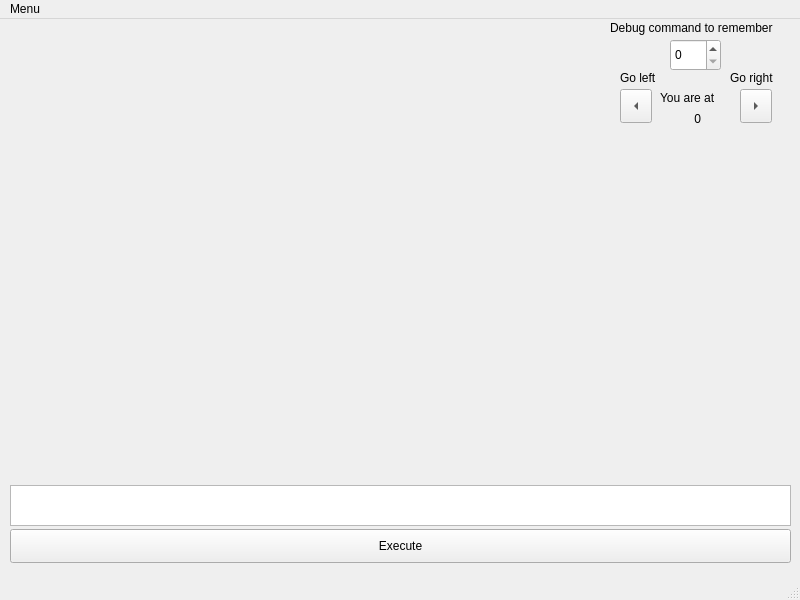
Old version of the form gui/concept.ui in the repository wojciechmadry/cpu6502emulator.
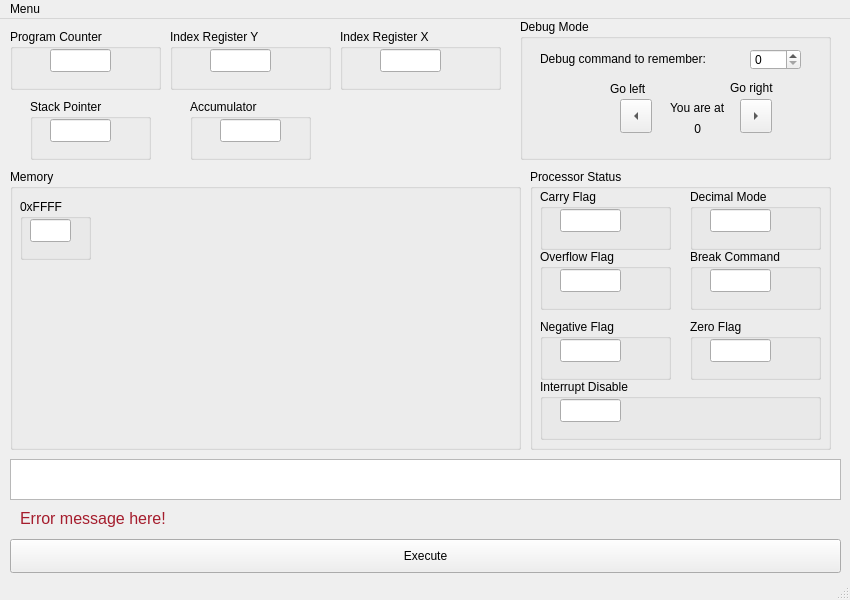
New version of the form. Icons and pictures are not drawn.

Commit message: Add new feature (new buttons, labels etc.) to gui. TODO: Implement memory view

Patch:
```diff
--- a/gui/concept.ui
+++ b/gui/concept.ui
@@ -12,7 +12,7 @@
    <rect>
     <x>0</x>
     <y>0</y>
-    <width>800</width>
+    <width>850</width>
     <height>600</height>
    </rect>
   </property>
@@ -24,13 +24,13 @@
   </property>
   <property name="minimumSize">
    <size>
-    <width>800</width>
+    <width>850</width>
     <height>600</height>
    </size>
   </property>
   <property name="maximumSize">
    <size>
-    <width>800</width>
+    <width>850</width>
     <height>600</height>
    </size>
   </property>
@@ -55,8 +55,8 @@
     <property name="geometry">
      <rect>
       <x>10</x>
-      <y>510</y>
-      <width>781</width>
+      <y>520</y>
+      <width>831</width>
       <height>34</height>
      </rect>
     </property>
@@ -68,8 +68,8 @@
     <property name="geometry">
      <rect>
       <x>10</x>
-      <y>466</y>
-      <width>781</width>
+      <y>440</y>
+      <width>831</width>
       <height>41</height>
      </rect>
     </property>
@@ -82,7 +82,6 @@
     <property name="font">
      <font>
       <pointsize>14</pointsize>
-      <weight>75</weight>
       <bold>true</bold>
      </font>
     </property>
@@ -108,115 +107,524 @@
      <string>Type your command here!</string>
     </property>
    </widget>
-   <widget class="QSpinBox" name="spinBoxDebugCommand">
+   <widget class="QLabel" name="label_error_message">
     <property name="geometry">
      <rect>
-      <x>670</x>
-      <y>20</y>
-      <width>51</width>
-      <height>32</height>
+      <x>20</x>
+      <y>490</y>
+      <width>811</width>
+      <height>18</height>
      </rect>
     </property>
+    <property name="font">
+     <font>
+      <pointsize>12</pointsize>
+      <italic>false</italic>
+      <bold>false</bold>
+      <underline>false</underline>
+      <stylestrategy>PreferDefault</stylestrategy>
+      <kerning>true</kerning>
+     </font>
+    </property>
+    <property name="styleSheet">
+     <string notr="true">color: rgb(165, 29, 45);</string>
+    </property>
+    <property name="text">
+     <string>Error message here!</string>
+    </property>
    </widget>
-   <widget class="QLabel" name="label">
+   <widget class="QGroupBox" name="DebugModeMox">
     <property name="geometry">
      <rect>
-      <x>610</x>
+      <x>520</x>
       <y>0</y>
-      <width>181</width>
-      <height>18</height>
+      <width>311</width>
+      <height>141</height>
      </rect>
     </property>
-    <property name="text">
-     <string>Debug command to remember</string>
+    <property name="toolTip">
+     <string>&lt;html&gt;&lt;head/&gt;&lt;body&gt;&lt;p&gt;&lt;br/&gt;&lt;/p&gt;&lt;/body&gt;&lt;/html&gt;</string>
     </property>
+    <property name="whatsThis">
+     <string>&lt;html&gt;&lt;head/&gt;&lt;body&gt;&lt;p&gt;&lt;br/&gt;&lt;/p&gt;&lt;/body&gt;&lt;/html&gt;</string>
+    </property>
+    <property name="title">
+     <string>Debug Mode</string>
+    </property>
+    <widget class="QLabel" name="label_debug_where_i_am">
+     <property name="geometry">
+      <rect>
+       <x>140</x>
+       <y>100</y>
+       <width>41</width>
+       <height>20</height>
+      </rect>
+     </property>
+     <property name="text">
+      <string>0</string>
+     </property>
+     <property name="alignment">
+      <set>Qt::AlignRight|Qt::AlignTrailing|Qt::AlignVCenter</set>
+     </property>
+    </widget>
+    <widget class="QToolButton" name="CommandGoRight">
+     <property name="geometry">
+      <rect>
+       <x>220</x>
+       <y>80</y>
+       <width>32</width>
+       <height>34</height>
+      </rect>
+     </property>
+     <property name="text">
+      <string>...</string>
+     </property>
+     <property name="arrowType">
+      <enum>Qt::RightArrow</enum>
+     </property>
+    </widget>
+    <widget class="QLabel" name="label_2">
+     <property name="geometry">
+      <rect>
+       <x>90</x>
+       <y>60</y>
+       <width>61</width>
+       <height>20</height>
+      </rect>
+     </property>
+     <property name="text">
+      <string>Go left</string>
+     </property>
+    </widget>
+    <widget class="QSpinBox" name="spinCommandToRemember">
+     <property name="geometry">
+      <rect>
+       <x>230</x>
+       <y>30</y>
+       <width>51</width>
+       <height>21</height>
+      </rect>
+     </property>
+    </widget>
+    <widget class="QToolButton" name="CommandGoLeft">
+     <property name="geometry">
+      <rect>
+       <x>100</x>
+       <y>80</y>
+       <width>32</width>
+       <height>34</height>
+      </rect>
+     </property>
+     <property name="text">
+      <string>...</string>
+     </property>
+     <property name="arrowType">
+      <enum>Qt::LeftArrow</enum>
+     </property>
+    </widget>
+    <widget class="QLabel" name="label">
+     <property name="geometry">
+      <rect>
+       <x>20</x>
+       <y>30</y>
+       <width>231</width>
+       <height>20</height>
+      </rect>
+     </property>
+     <property name="text">
+      <string>Debug command to remember:</string>
+     </property>
+    </widget>
+    <widget class="QLabel" name="label_3">
+     <property name="geometry">
+      <rect>
+       <x>210</x>
+       <y>60</y>
+       <width>71</width>
+       <height>18</height>
+      </rect>
+     </property>
+     <property name="text">
+      <string>Go right</string>
+     </property>
+    </widget>
+    <widget class="QLabel" name="label_4">
+     <property name="geometry">
+      <rect>
+       <x>150</x>
+       <y>80</y>
+       <width>61</width>
+       <height>18</height>
+      </rect>
+     </property>
+     <property name="text">
+      <string>You are at</string>
+     </property>
+    </widget>
    </widget>
-   <widget class="QToolButton" name="toolButtonDebugRight">
+   <widget class="QGroupBox" name="PC_group">
     <property name="geometry">
      <rect>
-      <x>740</x>
-      <y>70</y>
-      <width>32</width>
-      <height>34</height>
+      <x>10</x>
+      <y>10</y>
+      <width>151</width>
+      <height>61</height>
      </rect>
     </property>
-    <property name="text">
-     <string>...</string>
+    <property name="title">
+     <string>Program Counter</string>
     </property>
-    <property name="arrowType">
-     <enum>Qt::RightArrow</enum>
-    </property>
+    <widget class="QLineEdit" name="PC_value">
+     <property name="geometry">
+      <rect>
+       <x>40</x>
+       <y>20</y>
+       <width>61</width>
+       <height>23</height>
+      </rect>
+     </property>
+     <property name="inputMethodHints">
+      <set>Qt::ImhDigitsOnly|Qt::ImhPreferNumbers</set>
+     </property>
+    </widget>
    </widget>
-   <widget class="QToolButton" name="toolButtonDebugLeft">
+   <widget class="QGroupBox" name="SP_group">
     <property name="geometry">
      <rect>
-      <x>620</x>
-      <y>70</y>
-      <width>32</width>
-      <height>34</height>
+      <x>30</x>
+      <y>80</y>
+      <width>121</width>
+      <height>61</height>
      </rect>
     </property>
-    <property name="text">
-     <string>...</string>
+    <property name="title">
+     <string>Stack Pointer</string>
     </property>
-    <property name="arrowType">
-     <enum>Qt::LeftArrow</enum>
-    </property>
+    <widget class="QLineEdit" name="SP_value">
+     <property name="geometry">
+      <rect>
+       <x>20</x>
+       <y>20</y>
+       <width>61</width>
+       <height>23</height>
+      </rect>
+     </property>
+     <property name="inputMethodHints">
+      <set>Qt::ImhDigitsOnly|Qt::ImhPreferNumbers</set>
+     </property>
+    </widget>
    </widget>
-   <widget class="QLabel" name="label_2">
+   <widget class="QGroupBox" name="ACU_group">
     <property name="geometry">
      <rect>
-      <x>620</x>
-      <y>50</y>
-      <width>41</width>
-      <height>18</height>
+      <x>190</x>
+      <y>80</y>
+      <width>121</width>
+      <height>61</height>
      </rect>
     </property>
-    <property name="text">
-     <string>Go left</string>
+    <property name="title">
+     <string>Accumulator</string>
     </property>
+    <widget class="QLineEdit" name="ACU_value">
+     <property name="geometry">
+      <rect>
+       <x>30</x>
+       <y>20</y>
+       <width>61</width>
+       <height>23</height>
+      </rect>
+     </property>
+     <property name="inputMethodHints">
+      <set>Qt::ImhDigitsOnly|Qt::ImhPreferNumbers</set>
+     </property>
+    </widget>
    </widget>
-   <widget class="QLabel" name="label_3">
+   <widget class="QGroupBox" name="IRX_group">
     <property name="geometry">
      <rect>
-      <x>730</x>
-      <y>50</y>
-      <width>55</width>
-      <height>18</height>
+      <x>340</x>
+      <y>10</y>
+      <width>161</width>
+      <height>61</height>
      </rect>
     </property>
-    <property name="text">
-     <string>Go right</string>
+    <property name="title">
+     <string>Index Register X</string>
     </property>
+    <widget class="QLineEdit" name="IRX_value">
+     <property name="geometry">
+      <rect>
+       <x>40</x>
+       <y>20</y>
+       <width>61</width>
+       <height>23</height>
+      </rect>
+     </property>
+     <property name="inputMethodHints">
+      <set>Qt::ImhDigitsOnly|Qt::ImhPreferNumbers</set>
+     </property>
+    </widget>
    </widget>
-   <widget class="QLabel" name="label_4">
+   <widget class="QGroupBox" name="IRY_group">
     <property name="geometry">
      <rect>
-      <x>660</x>
-      <y>70</y>
-      <width>61</width>
-      <height>18</height>
+      <x>170</x>
+      <y>10</y>
+      <width>161</width>
+      <height>61</height>
      </rect>
     </property>
-    <property name="text">
-     <string>You are at</string>
+    <property name="title">
+     <string>Index Register Y</string>
     </property>
+    <widget class="QLineEdit" name="IRY_value">
+     <property name="geometry">
+      <rect>
+       <x>40</x>
+       <y>20</y>
+       <width>61</width>
+       <height>23</height>
+      </rect>
+     </property>
+     <property name="inputMethodHints">
+      <set>Qt::ImhDigitsOnly|Qt::ImhPreferNumbers</set>
+     </property>
+    </widget>
    </widget>
-   <widget class="QLabel" name="label_debug_where_i_am">
+   <widget class="QGroupBox" name="PS_group">
     <property name="geometry">
      <rect>
-      <x>660</x>
-      <y>90</y>
-      <width>41</width>
-      <height>20</height>
+      <x>530</x>
+      <y>150</y>
+      <width>301</width>
+      <height>281</height>
      </rect>
     </property>
-    <property name="text">
-     <string>0</string>
+    <property name="title">
+     <string>Processor Status</string>
     </property>
-    <property name="alignment">
-     <set>Qt::AlignRight|Qt::AlignTrailing|Qt::AlignVCenter</set>
+    <widget class="QGroupBox" name="CarryFlag_Group">
+     <property name="geometry">
+      <rect>
+       <x>10</x>
+       <y>20</y>
+       <width>131</width>
+       <height>61</height>
+      </rect>
+     </property>
+     <property name="title">
+      <string>Carry Flag</string>
+     </property>
+     <widget class="QLineEdit" name="CF_value">
+      <property name="geometry">
+       <rect>
+        <x>20</x>
+        <y>20</y>
+        <width>61</width>
+        <height>23</height>
+       </rect>
+      </property>
+      <property name="inputMethodHints">
+       <set>Qt::ImhDigitsOnly|Qt::ImhPreferNumbers</set>
+      </property>
+     </widget>
+    </widget>
+    <widget class="QGroupBox" name="OverflowFlag_group">
+     <property name="geometry">
+      <rect>
+       <x>10</x>
+       <y>80</y>
+       <width>131</width>
+       <height>61</height>
+      </rect>
+     </property>
+     <property name="title">
+      <string>Overflow Flag</string>
+     </property>
+     <widget class="QLineEdit" name="OF_value">
+      <property name="geometry">
+       <rect>
+        <x>20</x>
+        <y>20</y>
+        <width>61</width>
+        <height>23</height>
+       </rect>
+      </property>
+      <property name="inputMethodHints">
+       <set>Qt::ImhDigitsOnly|Qt::ImhPreferNumbers</set>
+      </property>
+     </widget>
+    </widget>
+    <widget class="QGroupBox" name="DecimalMode_group">
+     <property name="geometry">
+      <rect>
+       <x>160</x>
+       <y>20</y>
+       <width>131</width>
+       <height>61</height>
+      </rect>
+     </property>
+     <property name="title">
+      <string>Decimal Mode</string>
+     </property>
+     <widget class="QLineEdit" name="DM_value">
+      <property name="geometry">
+       <rect>
+        <x>20</x>
+        <y>20</y>
+        <width>61</width>
+        <height>23</height>
+       </rect>
+      </property>
+      <property name="inputMethodHints">
+       <set>Qt::ImhDigitsOnly|Qt::ImhPreferNumbers</set>
+      </property>
+     </widget>
+    </widget>
+    <widget class="QGroupBox" name="BreakCommand_group">
+     <property name="geometry">
+      <rect>
+       <x>160</x>
+       <y>80</y>
+       <width>131</width>
+       <height>61</height>
+      </rect>
+     </property>
+     <property name="title">
+      <string>Break Command</string>
+     </property>
+     <widget class="QLineEdit" name="BC_value">
+      <property name="geometry">
+       <rect>
+        <x>20</x>
+        <y>20</y>
+        <width>61</width>
+        <height>23</height>
+       </rect>
+      </property>
+      <property name="inputMethodHints">
+       <set>Qt::ImhDigitsOnly|Qt::ImhPreferNumbers</set>
+      </property>
+     </widget>
+    </widget>
+    <widget class="QGroupBox" name="ZeroFlag_group">
+     <property name="geometry">
+      <rect>
+       <x>160</x>
+       <y>150</y>
+       <width>131</width>
+       <height>61</height>
+      </rect>
+     </property>
+     <property name="title">
+      <string>Zero Flag</string>
+     </property>
+     <widget class="QLineEdit" name="ZF_value">
+      <property name="geometry">
+       <rect>
+        <x>20</x>
+        <y>20</y>
+        <width>61</width>
+        <height>23</height>
+       </rect>
+      </property>
+      <property name="inputMethodHints">
+       <set>Qt::ImhDigitsOnly|Qt::ImhPreferNumbers</set>
+      </property>
+     </widget>
+    </widget>
+    <widget class="QGroupBox" name="NegativeFlag_group">
+     <property name="geometry">
+      <rect>
+       <x>10</x>
+       <y>150</y>
+       <width>131</width>
+       <height>61</height>
+      </rect>
+     </property>
+     <property name="title">
+      <string>Negative Flag</string>
+     </property>
+     <widget class="QLineEdit" name="NF_value">
+      <property name="geometry">
+       <rect>
+        <x>20</x>
+        <y>20</y>
+        <width>61</width>
+        <height>23</height>
+       </rect>
+      </property>
+      <property name="inputMethodHints">
+       <set>Qt::ImhDigitsOnly|Qt::ImhPreferNumbers</set>
+      </property>
+     </widget>
+    </widget>
+    <widget class="QGroupBox" name="InterruptDisable_group">
+     <property name="geometry">
+      <rect>
+       <x>10</x>
+       <y>210</y>
+       <width>281</width>
+       <height>61</height>
+      </rect>
+     </property>
+     <property name="title">
+      <string>Interrupt Disable</string>
+     </property>
+     <widget class="QLineEdit" name="ID_value">
+      <property name="geometry">
+       <rect>
+        <x>20</x>
+        <y>20</y>
+        <width>61</width>
+        <height>23</height>
+       </rect>
+      </property>
+      <property name="inputMethodHints">
+       <set>Qt::ImhDigitsOnly|Qt::ImhPreferNumbers</set>
+      </property>
+     </widget>
+    </widget>
+   </widget>
+   <widget class="QGroupBox" name="memory_group">
+    <property name="geometry">
+     <rect>
+      <x>10</x>
+      <y>150</y>
+      <width>511</width>
+      <height>281</height>
+     </rect>
     </property>
+    <property name="title">
+     <string>Memory</string>
+    </property>
+    <widget class="QGroupBox" name="ACU_group_2">
+     <property name="geometry">
+      <rect>
+       <x>10</x>
+       <y>30</y>
+       <width>71</width>
+       <height>61</height>
+      </rect>
+     </property>
+     <property name="title">
+      <string>0xFFFF</string>
+     </property>
+     <widget class="QLineEdit" name="lineEdit_13">
+      <property name="geometry">
+       <rect>
+        <x>10</x>
+        <y>20</y>
+        <width>41</width>
+        <height>23</height>
+       </rect>
+      </property>
+      <property name="inputMethodHints">
+       <set>Qt::ImhDigitsOnly|Qt::ImhPreferNumbers</set>
+      </property>
+     </widget>
+    </widget>
    </widget>
   </widget>
   <widget class="QMenuBar" name="menubar">
@@ -224,8 +632,8 @@
     <rect>
      <x>0</x>
      <y>0</y>
-     <width>800</width>
-     <height>30</height>
+     <width>850</width>
+     <height>23</height>
     </rect>
    </property>
    <widget class="QMenu" name="menuMenu">
```
Left out of the diff: 5 changed lines with no effect on the pictures. The commit also changes 1 other file.
